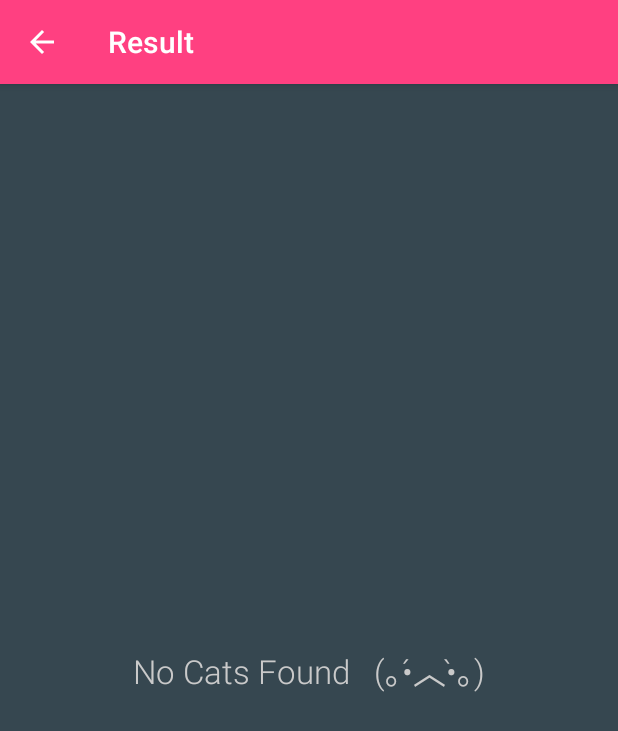
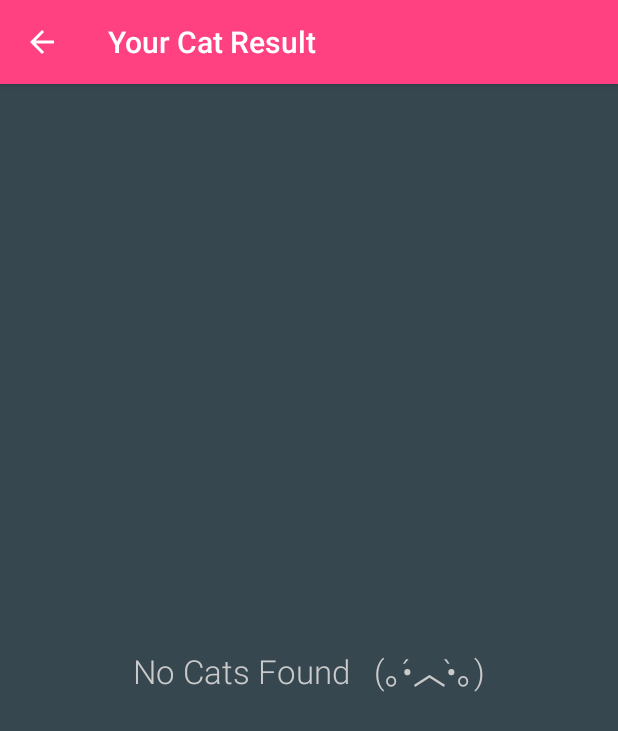
Before and after one commit to lacortes/Cat_Identifier, an Android app: the ResultActivity screen opened directly, with no data from a screen before it, on a phone screen of 412 x 824 dp. Shown: the top 731 px of the screen. Run offline under Robolectric (Android 15) with nearby library versions, the phone set to English and light mode, and no system bars; libraries missing offline, so code that uses them is left out: com.ibm.watson; 18 statements that could not run were skipped.

Commit message:
info UI updated.

```diff
--- a/app/src/main/java/com/application/team480/kitty_pokedex/ResultActivity.java
+++ b/app/src/main/java/com/application/team480/kitty_pokedex/ResultActivity.java
@@ -63,7 +63,7 @@ public class ResultActivity extends AppCompatActivity {
     protected void onCreate(Bundle savedInstanceState) {
         super.onCreate(savedInstanceState);
         setContentView(R.layout.activity_result);
-        setTitle("Result");
+        setTitle("Your Cat Result");
         getSupportActionBar().setDisplayHomeAsUpEnabled(true);
         noResultsFound = findViewById(R.id.noResultsTextView);
         progressBar = findViewById(R.id.loading_progress);
```
